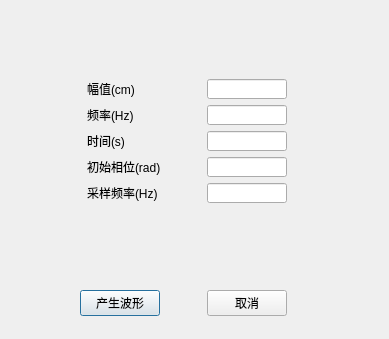
Old version of the form sinewave.ui in the repository JJXiangJiaoJun/my_popwil.
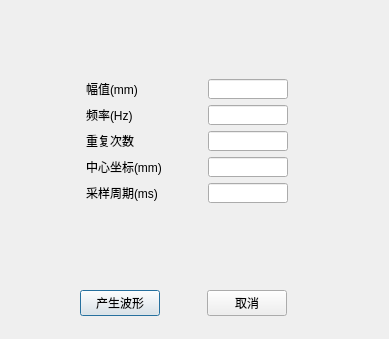
New version of the form. Icons and pictures are not drawn.

Patch:
```diff
--- a/sinewave.ui
+++ b/sinewave.ui
@@ -43,7 +43,7 @@
         <item>
          <widget class="QLabel" name="label">
           <property name="text">
-           <string>幅值(cm)</string>
+           <string>幅值(mm)</string>
           </property>
          </widget>
         </item>
@@ -111,7 +111,7 @@
         <item>
          <widget class="QLabel" name="label_3">
           <property name="text">
-           <string>时间(s)</string>
+           <string>重复次数</string>
           </property>
          </widget>
         </item>
@@ -145,7 +145,7 @@
         <item>
          <widget class="QLabel" name="label_4">
           <property name="text">
-           <string>初始相位(rad)</string>
+           <string>中心坐标(mm)</string>
           </property>
          </widget>
         </item>
@@ -179,7 +179,7 @@
         <item>
          <widget class="QLabel" name="label_5">
           <property name="text">
-           <string>采样频率(Hz)</string>
+           <string>采样周期(ms)</string>
           </property>
          </widget>
         </item>
```
Left out of the diff: 6 changed lines with no effect on the pictures.
